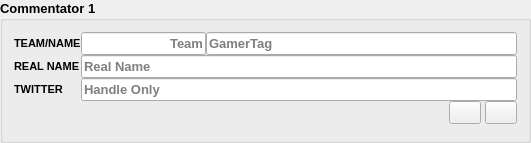
Above: src/layout/TSHCommentator.ui from joaorb64/TournamentStreamHelper before the change. Below: the same form after it.
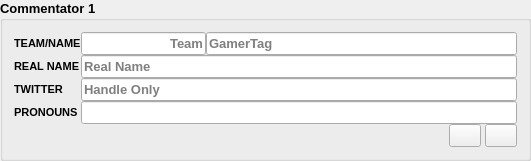
That is the form after the change.

Commit message: Added basic support for pronouns

Diff of the .ui file:
```diff
--- a/src/layout/TSHCommentator.ui
+++ b/src/layout/TSHCommentator.ui
@@ -163,7 +163,30 @@
      </property>
     </widget>
    </item>
-   <item row="4" column="0" colspan="2">
+   <item row="4" column="0">
+    <widget class="QLabel" name="pronounLabel">
+     <property name="font">
+      <font>
+       <pointsize>8</pointsize>
+       <weight>75</weight>
+       <bold>true</bold>
+      </font>
+     </property>
+     <property name="text">
+      <string>PRONOUNS</string>
+     </property>
+    </widget>
+   </item>
+   <item row="4" column="2" colspan="2">
+    <widget class="QLineEdit" name="pronoun">
+     <property name="font">
+      <font>
+       <pointsize>10</pointsize>
+      </font>
+     </property>
+    </widget>
+   </item>
+   <item row="5" column="0" colspan="2">
     <layout class="QHBoxLayout" name="horizontalLayout_4">
      <property name="spacing">
       <number>4</number>
```
The commit also changes 7 other files.
